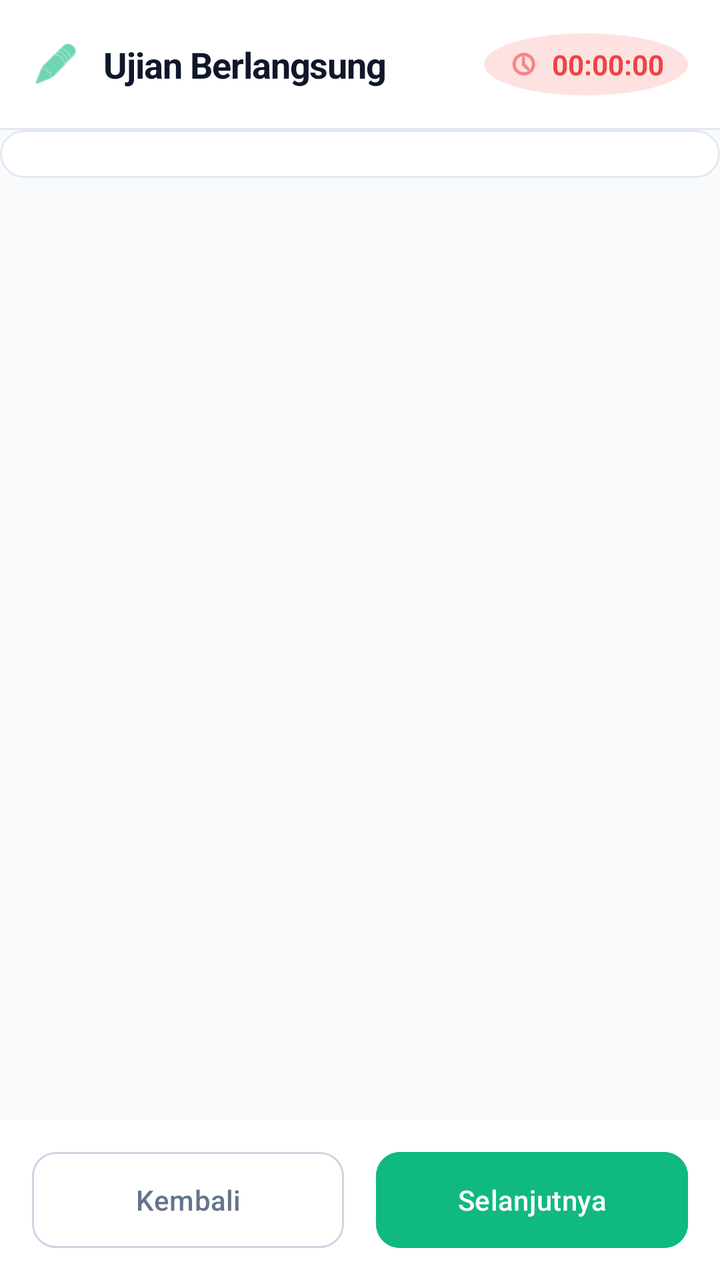
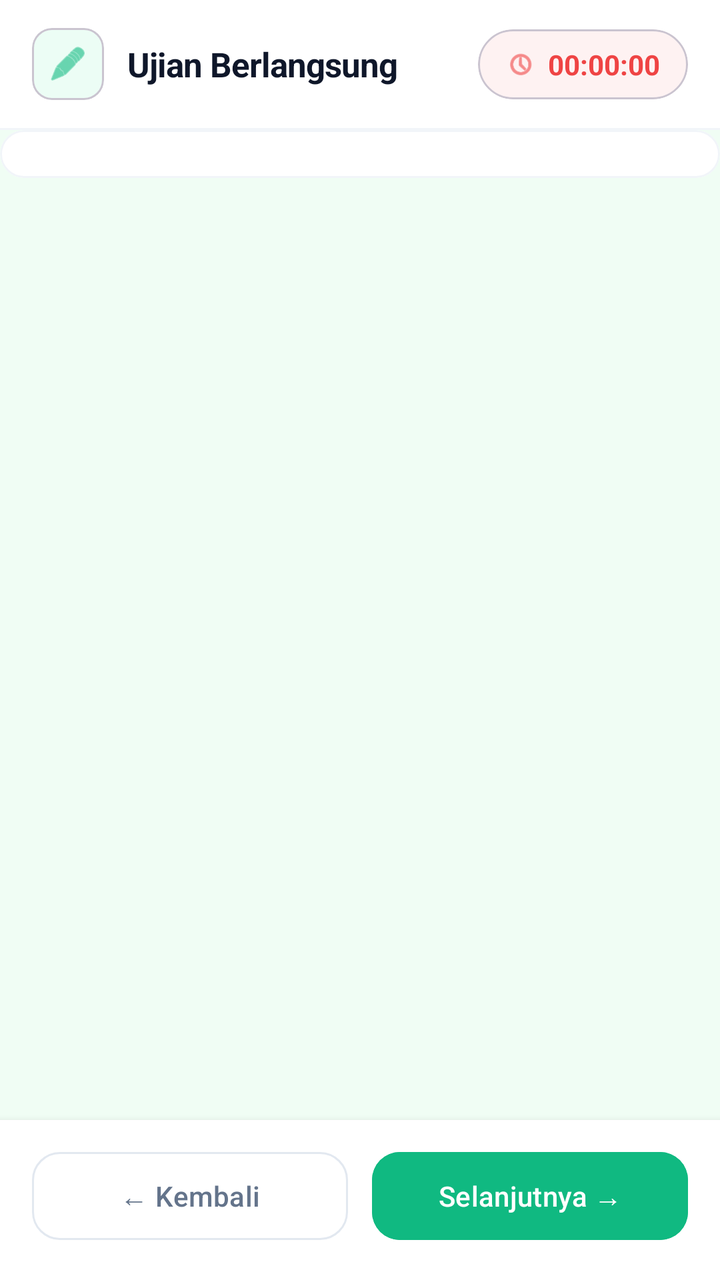

Compare the two renders of this Android layout. The source of the first and the diff that turns it into the second are given below.
<!-- AndroidManifest.xml: application theme Theme.IFUnjaniExam -->
<!-- res/layout/activity_take_exam.xml -->
<?xml version="1.0" encoding="utf-8"?>
<androidx.constraintlayout.widget.ConstraintLayout xmlns:android="http://schemas.android.com/apk/res/android"
    xmlns:app="http://schemas.android.com/apk/res-auto"
    android:layout_width="match_parent"
    android:layout_height="match_parent"
    android:background="#F8FAFC">

    
    <com.google.android.material.appbar.AppBarLayout
        android:id="@+id/appBarLayout"
        android:layout_width="match_parent"
        android:layout_height="wrap_content"
        app:elevation="0dp"
        android:background="#FFFFFF"
        app:layout_constraintTop_toTopOf="parent">

        <androidx.constraintlayout.widget.ConstraintLayout
            android:id="@+id/topBar"
            android:layout_width="match_parent"
            android:layout_height="64dp">

            <ImageView
                android:id="@+id/ivIcon"
                android:layout_width="24dp"
                android:layout_height="24dp"
                android:layout_marginStart="16dp"
                android:src="@android:drawable/ic_menu_edit"
                app:tint="#10B981"
                app:layout_constraintBottom_toBottomOf="parent"
                app:layout_constraintStart_toStartOf="parent"
                app:layout_constraintTop_toTopOf="parent" />

            <TextView
                android:id="@+id/tvExamTitleHeader"
                android:layout_width="0dp"
                android:layout_height="wrap_content"
                android:layout_marginStart="12dp"
                android:layout_marginEnd="12dp"
                android:text="Ujian Berlangsung"
                android:textColor="#0F172A"
                android:textSize="18sp"
                android:textStyle="bold"
                android:letterSpacing="-0.02"
                android:maxLines="1"
                android:ellipsize="end"
                app:layout_constraintBottom_toBottomOf="parent"
                app:layout_constraintEnd_toStartOf="@+id/tvTimerContainer"
                app:layout_constraintStart_toEndOf="@id/ivIcon"
                app:layout_constraintTop_toTopOf="parent" />

            <LinearLayout
                android:id="@+id/tvTimerContainer"
                android:layout_width="wrap_content"
                android:layout_height="wrap_content"
                android:orientation="horizontal"
                android:gravity="center_vertical"
                android:background="@drawable/bg_circle"
                android:backgroundTint="#FEE2E2"
                android:paddingHorizontal="12dp"
                android:paddingVertical="6dp"
                android:layout_marginEnd="16dp"
                app:layout_constraintBottom_toBottomOf="parent"
                app:layout_constraintEnd_toEndOf="parent"
                app:layout_constraintTop_toTopOf="parent">

                <ImageView
                    android:layout_width="16dp"
                    android:layout_height="16dp"
                    android:src="@android:drawable/ic_menu_recent_history"
                    app:tint="#EF4444" />

                <TextView
                    android:id="@+id/tvTimer"
                    android:layout_width="wrap_content"
                    android:layout_height="wrap_content"
                    android:layout_marginStart="6dp"
                    android:text="00:00:00"
                    android:textColor="#EF4444"
                    android:textSize="14sp"
                    android:textStyle="bold" />
            </LinearLayout>

        </androidx.constraintlayout.widget.ConstraintLayout>

        <View
            android:layout_width="match_parent"
            android:layout_height="1dp"
            android:background="#E2E8F0" />
    </com.google.android.material.appbar.AppBarLayout>

    
    <com.google.android.material.card.MaterialCardView
        android:id="@+id/hsvGridWrapper"
        android:layout_width="match_parent"
        android:layout_height="wrap_content"
        app:cardBackgroundColor="#FFFFFF"
        app:cardElevation="0dp"
        app:strokeWidth="1dp"
        app:strokeColor="#E2E8F0"
        app:layout_constraintTop_toBottomOf="@id/appBarLayout">

        <HorizontalScrollView
            android:id="@+id/hsvGrid"
            android:layout_width="match_parent"
            android:layout_height="wrap_content"
            android:paddingHorizontal="16dp"
            android:paddingVertical="12dp"
            android:scrollbars="none">
            
            <LinearLayout
                android:id="@+id/llGridNav"
                android:layout_width="wrap_content"
                android:layout_height="wrap_content"
                android:orientation="horizontal" />
        </HorizontalScrollView>
    </com.google.android.material.card.MaterialCardView>

    <ScrollView
        android:layout_width="match_parent"
        android:layout_height="0dp"
        android:padding="16dp"
        android:clipToPadding="false"
        app:layout_constraintBottom_toTopOf="@id/bottomBar"
        app:layout_constraintTop_toBottomOf="@id/hsvGridWrapper">

        <FrameLayout
            android:id="@+id/flQuestionContainer"
            android:layout_width="match_parent"
            android:layout_height="wrap_content" />
    </ScrollView>

    <LinearLayout
        android:id="@+id/bottomBar"
        android:layout_width="match_parent"
        android:layout_height="wrap_content"
        android:orientation="horizontal"
        android:paddingHorizontal="16dp"
        android:paddingVertical="12dp"
        android:background="#FFFFFF"
        app:layout_constraintBottom_toBottomOf="parent">

        <com.google.android.material.button.MaterialButton
            android:id="@+id/btnPrev"
            style="@style/Widget.Material3.Button.OutlinedButton"
            android:layout_width="0dp"
            android:layout_height="56dp"
            android:layout_weight="1"
            android:text="Kembali"
            android:textColor="#64748B"
            app:strokeColor="#CBD5E1"
            app:cornerRadius="12dp" />

        <Space
            android:layout_width="16dp"
            android:layout_height="wrap_content" />

        <com.google.android.material.button.MaterialButton
            android:id="@+id/btnNext"
            android:layout_width="0dp"
            android:layout_height="56dp"
            android:layout_weight="1"
            android:text="Selanjutnya"
            android:backgroundTint="#10B981"
            app:cornerRadius="12dp" />
    </LinearLayout>

    <com.google.android.material.button.MaterialButton
        android:id="@+id/btnSubmitExam"
        android:layout_width="match_parent"
        android:layout_height="56dp"
        android:layout_marginHorizontal="16dp"
        android:layout_marginBottom="16dp"
        android:text="Kumpulkan Ujian"
        android:backgroundTint="#10B981"
        android:visibility="gone"
        app:icon="@android:drawable/ic_menu_send"
        app:iconGravity="textStart"
        app:cornerRadius="12dp"
        app:layout_constraintBottom_toTopOf="@id/bottomBar" />

    <ProgressBar
        android:id="@+id/progressBar"
        android:layout_width="wrap_content"
        android:layout_height="wrap_content"
        android:visibility="gone"
        android:indeterminateTint="#10B981"
        app:layout_constraintBottom_toBottomOf="parent"
        app:layout_constraintEnd_toEndOf="parent"
        app:layout_constraintStart_toStartOf="parent"
        app:layout_constraintTop_toTopOf="parent" />

</androidx.constraintlayout.widget.ConstraintLayout>
<!-- resources referenced by this layout -->
<resources>
  <!-- drawable bg_circle (drawable) -->
  <?xml version="1.0" encoding="utf-8"?>
  <shape xmlns:android="http://schemas.android.com/apk/res/android"
      android:shape="oval">
      <solid android:color="#FFFFFF" />
  </shape>
  <style name="Theme.IFUnjaniExam" parent="Base.Theme.IFUnjaniExam" />
  <style name="Base.Theme.IFUnjaniExam" parent="Theme.Material3.DayNight.NoActionBar">
          
          
      </style>
</resources>

<!-- the commit's change to res/layout/activity_take_exam.xml (unified diff, before → after) -->
@@ -3,7 +3,7 @@
     xmlns:app="http://schemas.android.com/apk/res-auto"
     android:layout_width="match_parent"
     android:layout_height="match_parent"
-    android:background="#F8FAFC">
+    android:background="#F0FDF4">
 
     
     <com.google.android.material.appbar.AppBarLayout
@@ -19,16 +19,27 @@
             android:layout_width="match_parent"
             android:layout_height="64dp">
 
-            <ImageView
-                android:id="@+id/ivIcon"
-                android:layout_width="24dp"
-                android:layout_height="24dp"
+            
+            <com.google.android.material.card.MaterialCardView
+                android:id="@+id/iconBox"
+                android:layout_width="36dp"
+                android:layout_height="36dp"
                 android:layout_marginStart="16dp"
-                android:src="@android:drawable/ic_menu_edit"
-                app:tint="#10B981"
+                app:cardCornerRadius="10dp"
+                app:cardElevation="0dp"
+                app:cardBackgroundColor="#ECFDF5"
                 app:layout_constraintBottom_toBottomOf="parent"
                 app:layout_constraintStart_toStartOf="parent"
-                app:layout_constraintTop_toTopOf="parent" />
+                app:layout_constraintTop_toTopOf="parent">
+
+                <ImageView
+                    android:id="@+id/ivIcon"
+                    android:layout_width="20dp"
+                    android:layout_height="20dp"
+                    android:layout_gravity="center"
+                    android:src="@android:drawable/ic_menu_edit"
+                    app:tint="#10B981" />
+            </com.google.android.material.card.MaterialCardView>
 
             <TextView
                 android:id="@+id/tvExamTitleHeader"
@@ -38,54 +49,61 @@
                 android:layout_marginEnd="12dp"
                 android:text="Ujian Berlangsung"
                 android:textColor="#0F172A"
-                android:textSize="18sp"
+                android:textSize="17sp"
                 android:textStyle="bold"
                 android:letterSpacing="-0.02"
                 android:maxLines="1"
                 android:ellipsize="end"
                 app:layout_constraintBottom_toBottomOf="parent"
                 app:layout_constraintEnd_toStartOf="@+id/tvTimerContainer"
-                app:layout_constraintStart_toEndOf="@id/ivIcon"
+                app:layout_constraintStart_toEndOf="@id/iconBox"
                 app:layout_constraintTop_toTopOf="parent" />
 
-            <LinearLayout
+            
+            <com.google.android.material.card.MaterialCardView
                 android:id="@+id/tvTimerContainer"
                 android:layout_width="wrap_content"
                 android:layout_height="wrap_content"
-                android:orientation="horizontal"
-                android:gravity="center_vertical"
-                android:background="@drawable/bg_circle"
-                android:backgroundTint="#FEE2E2"
-                android:paddingHorizontal="12dp"
-                android:paddingVertical="6dp"
                 android:layout_marginEnd="16dp"
+                app:cardCornerRadius="20dp"
+                app:cardElevation="0dp"
+                app:cardBackgroundColor="#FEF2F2"
                 app:layout_constraintBottom_toBottomOf="parent"
                 app:layout_constraintEnd_toEndOf="parent"
                 app:layout_constraintTop_toTopOf="parent">
 
-                <ImageView
-                    android:layout_width="16dp"
-                    android:layout_height="16dp"
-                    android:src="@android:drawable/ic_menu_recent_history"
-                    app:tint="#EF4444" />
-
-                <TextView
-                    android:id="@+id/tvTimer"
+                <LinearLayout
                     android:layout_width="wrap_content"
                     android:layout_height="wrap_content"
-                    android:layout_marginStart="6dp"
-                    android:text="00:00:00"
-                    android:textColor="#EF4444"
-                    android:textSize="14sp"
-                    android:textStyle="bold" />
-            </LinearLayout>
+                    android:orientation="horizontal"
+                    android:gravity="center_vertical"
+                    android:paddingHorizontal="14dp"
+                    android:paddingVertical="8dp">
+
+                    <ImageView
+                        android:layout_width="15dp"
+                        android:layout_height="15dp"
+                        android:src="@android:drawable/ic_menu_recent_history"
+                        app:tint="#EF4444" />
+
+                    <TextView
+                        android:id="@+id/tvTimer"
+                        android:layout_width="wrap_content"
+                        android:layout_height="wrap_content"
+                        android:layout_marginStart="6dp"
+                        android:text="00:00:00"
+                        android:textColor="#EF4444"
+                        android:textSize="14sp"
+                        android:textStyle="bold" />
+                </LinearLayout>
+            </com.google.android.material.card.MaterialCardView>
 
         </androidx.constraintlayout.widget.ConstraintLayout>
 
         <View
             android:layout_width="match_parent"
             android:layout_height="1dp"
-            android:background="#E2E8F0" />
+            android:background="#F1F5F9" />
     </com.google.android.material.appbar.AppBarLayout>
 
     
@@ -96,7 +114,7 @@
         app:cardBackgroundColor="#FFFFFF"
         app:cardElevation="0dp"
         app:strokeWidth="1dp"
-        app:strokeColor="#E2E8F0"
+        app:strokeColor="#F1F5F9"
         app:layout_constraintTop_toBottomOf="@id/appBarLayout">
 
         <HorizontalScrollView
@@ -106,7 +124,7 @@
             android:paddingHorizontal="16dp"
             android:paddingVertical="12dp"
             android:scrollbars="none">
-            
+
             <LinearLayout
                 android:id="@+id/llGridNav"
                 android:layout_width="wrap_content"
@@ -115,12 +133,13 @@
         </HorizontalScrollView>
     </com.google.android.material.card.MaterialCardView>
 
+    
     <ScrollView
         android:layout_width="match_parent"
         android:layout_height="0dp"
         android:padding="16dp"
         android:clipToPadding="false"
-        app:layout_constraintBottom_toTopOf="@id/bottomBar"
+        app:layout_constraintBottom_toTopOf="@id/navBar"
         app:layout_constraintTop_toBottomOf="@id/hsvGridWrapper">
 
         <FrameLayout
@@ -129,55 +148,63 @@
             android:layout_height="wrap_content" />
     </ScrollView>
 
+    
     <LinearLayout
-        android:id="@+id/bottomBar"
+        android:id="@+id/navBar"
         android:layout_width="match_parent"
         android:layout_height="wrap_content"
         android:orientation="horizontal"
         android:paddingHorizontal="16dp"
-        android:paddingVertical="12dp"
+        android:paddingTop="12dp"
+        android:paddingBottom="16dp"
         android:background="#FFFFFF"
-        app:layout_constraintBottom_toBottomOf="parent">
+        android:elevation="6dp"
+        app:layout_constraintBottom_toTopOf="@id/btnSubmitExam">
 
         <com.google.android.material.button.MaterialButton
             android:id="@+id/btnPrev"
             style="@style/Widget.Material3.Button.OutlinedButton"
             android:layout_width="0dp"
-            android:layout_height="56dp"
+            android:layout_height="52dp"
             android:layout_weight="1"
-            android:text="Kembali"
+            android:text="← Kembali"
             android:textColor="#64748B"
-            app:strokeColor="#CBD5E1"
-            app:cornerRadius="12dp" />
+            android:textSize="14sp"
+            app:strokeColor="#E2E8F0"
+            app:cornerRadius="14dp" />
 
         <Space
-            android:layout_width="16dp"
+            android:layout_width="12dp"
             android:layout_height="wrap_content" />
 
         <com.google.android.material.button.MaterialButton
             android:id="@+id/btnNext"
             android:layout_width="0dp"
-            android:layout_height="56dp"
+            android:layout_height="52dp"
             android:layout_weight="1"
-            android:text="Selanjutnya"
+            android:text="Selanjutnya →"
+            android:textSize="14sp"
             android:backgroundTint="#10B981"
-            app:cornerRadius="12dp" />
+            app:cornerRadius="14dp" />
     </LinearLayout>
 
+    
     <com.google.android.material.button.MaterialButton
         android:id="@+id/btnSubmitExam"
         android:layout_width="match_parent"
         android:layout_height="56dp"
         android:layout_marginHorizontal="16dp"
         android:layout_marginBottom="16dp"
-        android:text="Kumpulkan Ujian"
+        android:text="Kumpulkan Ujian ✓"
         android:backgroundTint="#10B981"
+        android:textColor="#FFFFFF"
+        android:textSize="16sp"
+        android:textStyle="bold"
         android:visibility="gone"
-        app:icon="@android:drawable/ic_menu_send"
-        app:iconGravity="textStart"
-        app:cornerRadius="12dp"
-        app:layout_constraintBottom_toTopOf="@id/bottomBar" />
-
+        app:cornerRadius="16dp"
+        app:layout_constraintBottom_toBottomOf="parent" />
+
+    
     <ProgressBar
         android:id="@+id/progressBar"
         android:layout_width="wrap_content"
<!-- resource entries referenced after the edit -->
@@ -1,11 +1,5 @@
 <!-- resources referenced by this layout -->
 <resources>
-  <!-- drawable bg_circle (drawable) -->
-  <?xml version="1.0" encoding="utf-8"?>
-  <shape xmlns:android="http://schemas.android.com/apk/res/android"
-      android:shape="oval">
-      <solid android:color="#FFFFFF" />
-  </shape>
   <style name="Theme.IFUnjaniExam" parent="Base.Theme.IFUnjaniExam" />
   <style name="Base.Theme.IFUnjaniExam" parent="Theme.Material3.DayNight.NoActionBar">
           
